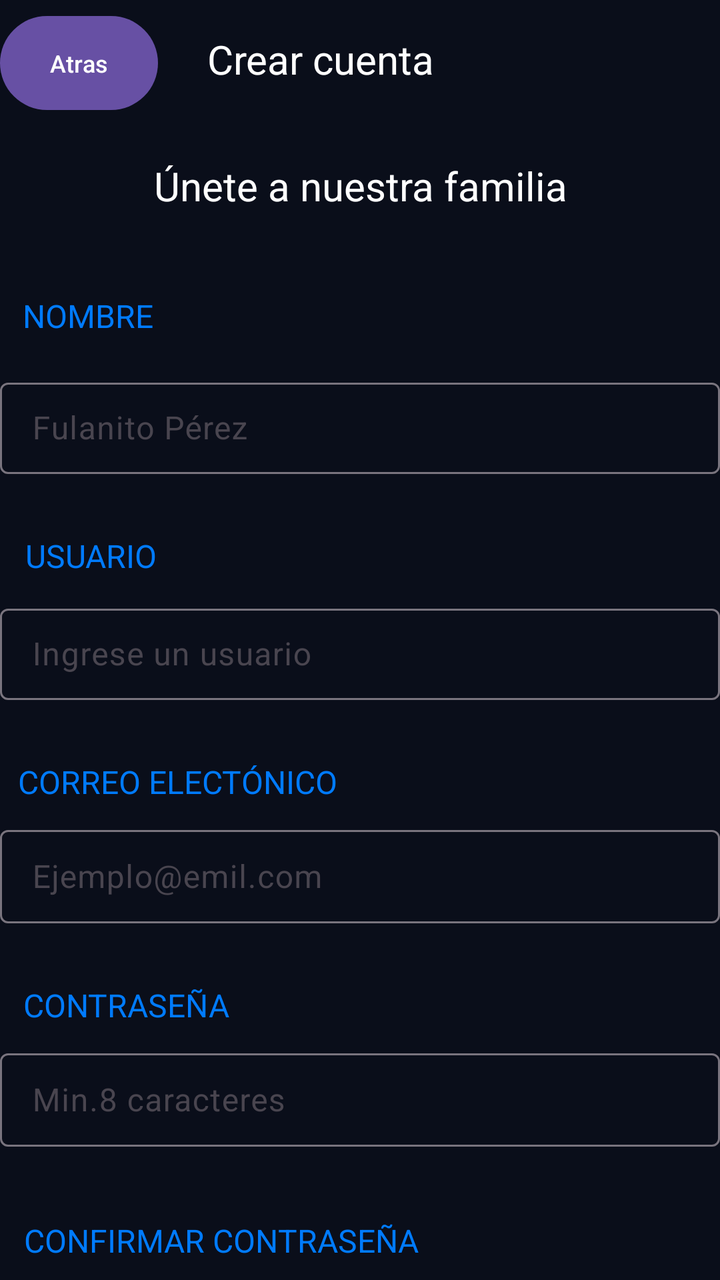
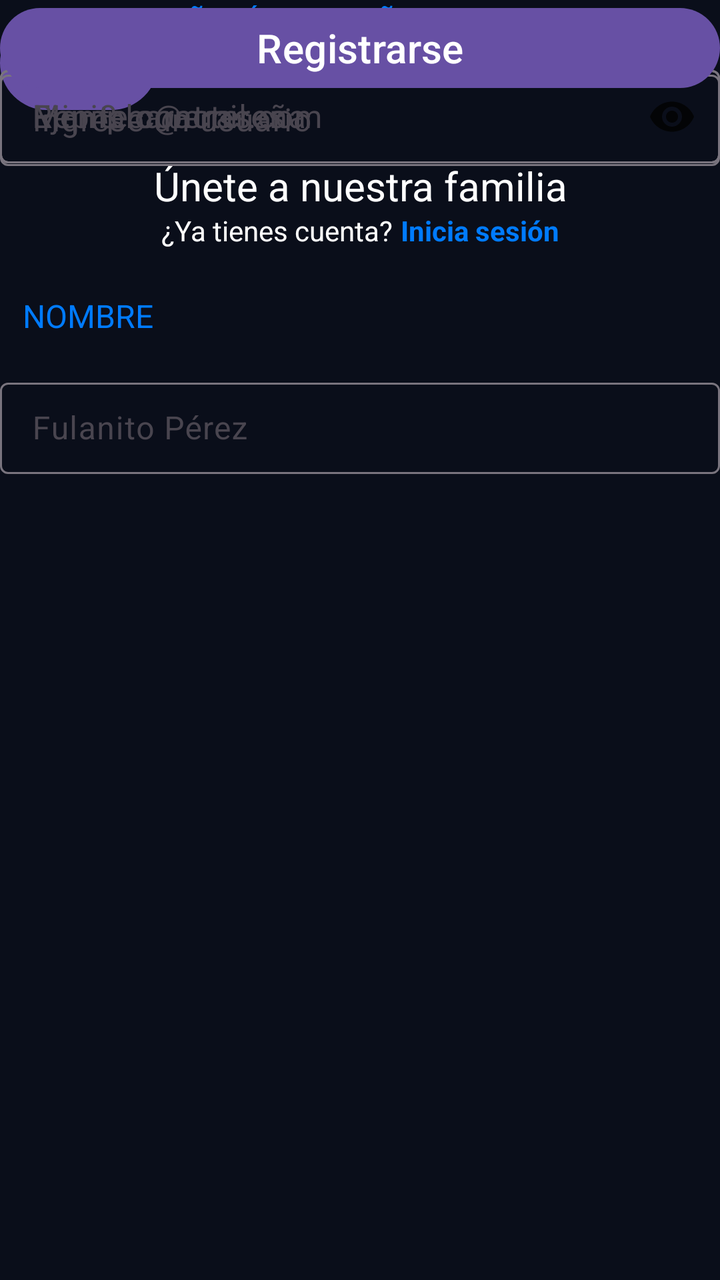

The first picture is an Android layout as it rendered before a commit; the second is the same layout after the commit. The layout source and the unified diff follow.
<!-- AndroidManifest.xml: application theme Theme.GolIA -->
<!-- res/layout/activity_registro.xml -->
<?xml version="1.0" encoding="utf-8"?>
<androidx.constraintlayout.widget.ConstraintLayout xmlns:android="http://schemas.android.com/apk/res/android"
    xmlns:app="http://schemas.android.com/apk/res-auto"
    xmlns:tools="http://schemas.android.com/tools"
    android:id="@+id/main"
    android:background="@color/blue_dark"
    android:layout_width="match_parent"
    android:layout_height="match_parent"
    tools:context=".RegistroActivity">

    <Button
        android:id="@+id/button2"
        android:layout_width="79dp"
        android:layout_height="55dp"
        android:layout_marginTop="4dp"
        android:text="Atras"
        android:textSize="12dp"
        app:layout_constraintEnd_toEndOf="parent"
        app:layout_constraintHorizontal_bias="0.0"
        app:layout_constraintStart_toStartOf="parent"
        app:layout_constraintTop_toTopOf="parent" />

    <TextView
        android:id="@+id/textView3"
        android:layout_width="179dp"
        android:layout_height="39dp"
        android:layout_marginTop="16dp"
        android:text="Crear cuenta"
        android:textColor="@color/white"

        android:textSize="20dp"
        app:layout_constraintEnd_toEndOf="parent"
        app:layout_constraintHorizontal_bias="0.241"
        app:layout_constraintStart_toEndOf="@+id/button2"
        app:layout_constraintTop_toTopOf="parent" />

    <TextView
        android:id="@+id/textView7"
        android:layout_width="338dp"
        android:layout_height="28dp"
        android:layout_marginTop="20dp"
        android:text="@string/bienvenida"
        android:textSize="20dp"
        android:gravity="center"
        android:textColor="@color/white"
        app:layout_constraintEnd_toEndOf="parent"
        app:layout_constraintHorizontal_bias="0.498"
        app:layout_constraintStart_toStartOf="parent"
        app:layout_constraintTop_toBottomOf="@+id/button2" />

    <TextView
        android:id="@+id/textView8"
        android:layout_width="107dp"
        android:layout_height="31dp"
        android:layout_marginTop="40dp"
        android:text="@string/txt_nombre_registro"
        android:textSize="16dp"
        android:textColor="@color/blue_start"
        app:layout_constraintEnd_toEndOf="parent"
        app:layout_constraintHorizontal_bias="0.045"
        app:layout_constraintStart_toStartOf="parent"
        app:layout_constraintTop_toBottomOf="@+id/textView7" />

    <com.google.android.material.textfield.TextInputLayout
        android:id="@+id/textInputLayout3"
        android:layout_width="360dp"
        android:layout_height="51dp"
        android:layout_marginTop="8dp"
        app:layout_constraintEnd_toEndOf="parent"
        app:layout_constraintHorizontal_bias="0.294"
        app:layout_constraintStart_toStartOf="parent"
        app:layout_constraintTop_toBottomOf="@+id/textView8">

        <com.google.android.material.textfield.TextInputEditText
            android:layout_width="match_parent"
            android:layout_height="wrap_content"
            android:hint="@string/lbl_nombre" />
    </com.google.android.material.textfield.TextInputLayout>

    <TextView
        android:id="@+id/textView9"
        android:layout_width="78dp"
        android:layout_height="24dp"
        android:layout_marginTop="30dp"
        android:text="@string/txt_usuario_registro"
        android:textColor="@color/blue_start"
        android:textSize="16dp"
        app:layout_constraintEnd_toEndOf="parent"
        app:layout_constraintHorizontal_bias="0.045"
        app:layout_constraintStart_toStartOf="parent"
        app:layout_constraintTop_toBottomOf="@+id/textInputLayout3" />

    <com.google.android.material.textfield.TextInputLayout
        android:id="@+id/textInputLayout4"
        android:layout_width="360dp"
        android:layout_height="51dp"
        android:layout_marginTop="8dp"
        app:layout_constraintEnd_toEndOf="parent"
        app:layout_constraintHorizontal_bias="0.294"
        app:layout_constraintStart_toStartOf="parent"
        app:layout_constraintTop_toBottomOf="@+id/textView9">

        <com.google.android.material.textfield.TextInputEditText
            android:layout_width="match_parent"
            android:layout_height="wrap_content"
            android:hint="@string/lbl_usuario_registro" />
    </com.google.android.material.textfield.TextInputLayout>

    <TextView
        android:id="@+id/textView10"
        android:layout_width="wrap_content"
        android:layout_height="wrap_content"
        android:layout_marginTop="30dp"
        android:text="@string/txt_correo_registro"
        android:textColor="@color/blue_start"
        android:textSize="16dp"
        app:layout_constraintEnd_toEndOf="parent"
        app:layout_constraintHorizontal_bias="0.045"
        app:layout_constraintStart_toStartOf="parent"
        app:layout_constraintTop_toBottomOf="@+id/textInputLayout4" />

    <com.google.android.material.textfield.TextInputLayout
        android:id="@+id/textInputLayout5"
        android:layout_width="360dp"
        android:layout_height="52dp"
        android:layout_marginTop="8dp"
        app:layout_constraintEnd_toEndOf="parent"
        app:layout_constraintHorizontal_bias="0.294"
        app:layout_constraintStart_toStartOf="parent"
        app:layout_constraintTop_toBottomOf="@+id/textView10">

        <com.google.android.material.textfield.TextInputEditText
            android:layout_width="match_parent"
            android:layout_height="wrap_content"
            android:hint="@string/lbl_correo_registro" />
    </com.google.android.material.textfield.TextInputLayout>

    <TextView
        android:id="@+id/textView11"
        android:layout_width="wrap_content"
        android:layout_height="wrap_content"
        android:layout_marginTop="30dp"
        android:text="@string/txt_password_registro"
        android:textSize="16dp"
        android:textColor="@color/blue_start"
        app:layout_constraintEnd_toEndOf="parent"
        app:layout_constraintHorizontal_bias="0.045"
        app:layout_constraintStart_toStartOf="parent"
        app:layout_constraintTop_toBottomOf="@+id/textInputLayout5" />

    <com.google.android.material.textfield.TextInputLayout
        android:id="@+id/textInputLayout6"
        android:layout_width="360dp"
        android:layout_height="52dp"
        android:layout_marginTop="8dp"
        app:layout_constraintEnd_toEndOf="parent"
        app:layout_constraintHorizontal_bias="0.294"
        app:layout_constraintStart_toStartOf="parent"
        app:layout_constraintTop_toBottomOf="@+id/textView11">

        <com.google.android.material.textfield.TextInputEditText
            android:layout_width="match_parent"
            android:layout_height="wrap_content"
            android:hint="@string/lbl_password_registro"
            android:inputType="textPassword"/>
    </com.google.android.material.textfield.TextInputLayout>

    <TextView
        android:id="@+id/textView12"
        android:layout_width="wrap_content"
        android:layout_height="wrap_content"
        android:layout_marginTop="36dp"
        android:text="@string/txt_confirmar_password"
        android:textColor="@color/blue_start"
        android:textSize="16dp"
        app:layout_constraintEnd_toEndOf="parent"
        app:layout_constraintHorizontal_bias="0.074"
        app:layout_constraintStart_toStartOf="parent"
        app:layout_constraintTop_toBottomOf="@+id/textInputLayout6" />

    <com.google.android.material.textfield.TextInputLayout
        android:id="@+id/textInputLayout7"
        android:layout_width="360dp"
        android:layout_height="52dp"
        android:layout_marginTop="8dp"
        app:layout_constraintEnd_toEndOf="parent"
        app:layout_constraintHorizontal_bias="0.294"
        app:layout_constraintStart_toStartOf="parent"
        app:layout_constraintTop_toBottomOf="@+id/textView12">

        <com.google.android.material.textfield.TextInputEditText
            android:layout_width="match_parent"
            android:layout_height="wrap_content"
            android:hint="@string/lbl_confirmar_password"
            android:inputType="textPassword"/>
    </com.google.android.material.textfield.TextInputLayout>

    <Button
        android:id="@+id/button_registro"
        android:layout_width="match_parent"
        android:layout_height="wrap_content"
        android:layout_marginTop="52dp"
        android:text="@string/btn_registro"
        android:textSize="20dp"
        app:layout_constraintEnd_toEndOf="parent"
        app:layout_constraintHorizontal_bias="0.0"
        app:layout_constraintStart_toStartOf="parent"
        app:layout_constraintTop_toBottomOf="@+id/textInputLayout7" />

</androidx.constraintlayout.widget.ConstraintLayout>
<!-- resources referenced by this layout -->
<resources>
  <color name="blue_dark">#0A0E1A</color>
  <color name="blue_start">#007BFF</color>
  <color name="white">#FFFFFFFF</color>
  <string name="bienvenida">Únete a nuestra familia</string>
  <string name="btn_registro">Registrarse</string>
  <string name="lbl_confirmar_password">Repite contraseña</string>
  <string name="lbl_correo_registro">Ejemplo@emil.com</string>
  <string name="lbl_nombre">Fulanito Pérez</string>
  <string name="lbl_password_registro">Min.8 caracteres</string>
  <string name="lbl_usuario_registro">Ingrese un usuario</string>
  <string name="txt_confirmar_password">CONFIRMAR CONTRASEÑA</string>
  <string name="txt_correo_registro">CORREO ELECTÓNICO</string>
  <string name="txt_nombre_registro">NOMBRE</string>
  <string name="txt_password_registro">CONTRASEÑA</string>
  <string name="txt_usuario_registro">USUARIO</string>
  <style name="Theme.GolIA" parent="Base.Theme.GolIA" />
  <style name="Base.Theme.GolIA" parent="Theme.Material3.DayNight.NoActionBar">
          
          
          colo
      </style>
</resources>

<!-- the commit's change to res/layout/activity_registro.xml (unified diff, before → after) -->
@@ -62,7 +62,7 @@
         app:layout_constraintTop_toBottomOf="@+id/textView7" />
 
     <com.google.android.material.textfield.TextInputLayout
-        android:id="@+id/textInputLayout3"
+        android:id="@+id/textInputLayout_nombre"
         android:layout_width="360dp"
         android:layout_height="51dp"
         android:layout_marginTop="8dp"
@@ -72,9 +72,11 @@
         app:layout_constraintTop_toBottomOf="@+id/textView8">
 
         <com.google.android.material.textfield.TextInputEditText
-            android:layout_width="match_parent"
-            android:layout_height="wrap_content"
-            android:hint="@string/lbl_nombre" />
+            android:id="@+id/editText_nombre"
+            android:layout_width="match_parent"
+            android:layout_height="wrap_content"
+            android:hint="@string/lbl_nombre"
+            android:inputType="textPersonName" />
     </com.google.android.material.textfield.TextInputLayout>
 
     <TextView
@@ -91,7 +93,7 @@
         app:layout_constraintTop_toBottomOf="@+id/textInputLayout3" />
 
     <com.google.android.material.textfield.TextInputLayout
-        android:id="@+id/textInputLayout4"
+        android:id="@+id/textInputLayout_usuario"
         android:layout_width="360dp"
         android:layout_height="51dp"
         android:layout_marginTop="8dp"
@@ -101,6 +103,7 @@
         app:layout_constraintTop_toBottomOf="@+id/textView9">
 
         <com.google.android.material.textfield.TextInputEditText
+            android:id="@+id/editText_usuario"
             android:layout_width="match_parent"
             android:layout_height="wrap_content"
             android:hint="@string/lbl_usuario_registro" />
@@ -120,7 +123,7 @@
         app:layout_constraintTop_toBottomOf="@+id/textInputLayout4" />
 
     <com.google.android.material.textfield.TextInputLayout
-        android:id="@+id/textInputLayout5"
+        android:id="@+id/textInputLayout_email"
         android:layout_width="360dp"
         android:layout_height="52dp"
         android:layout_marginTop="8dp"
@@ -130,9 +133,11 @@
         app:layout_constraintTop_toBottomOf="@+id/textView10">
 
         <com.google.android.material.textfield.TextInputEditText
-            android:layout_width="match_parent"
-            android:layout_height="wrap_content"
-            android:hint="@string/lbl_correo_registro" />
+            android:id="@+id/editText_email"
+            android:layout_width="match_parent"
+            android:layout_height="wrap_content"
+            android:hint="@string/lbl_correo_registro"
+            android:inputType="textEmailAddress" />
     </com.google.android.material.textfield.TextInputLayout>
 
     <TextView
@@ -149,20 +154,22 @@
         app:layout_constraintTop_toBottomOf="@+id/textInputLayout5" />
 
     <com.google.android.material.textfield.TextInputLayout
-        android:id="@+id/textInputLayout6"
+        android:id="@+id/textInputLayout_password"
         android:layout_width="360dp"
         android:layout_height="52dp"
         android:layout_marginTop="8dp"
+        app:passwordToggleEnabled="true"
         app:layout_constraintEnd_toEndOf="parent"
         app:layout_constraintHorizontal_bias="0.294"
         app:layout_constraintStart_toStartOf="parent"
         app:layout_constraintTop_toBottomOf="@+id/textView11">
 
         <com.google.android.material.textfield.TextInputEditText
+            android:id="@+id/editText_password"
             android:layout_width="match_parent"
             android:layout_height="wrap_content"
             android:hint="@string/lbl_password_registro"
-            android:inputType="textPassword"/>
+            android:inputType="textPassword" />
     </com.google.android.material.textfield.TextInputLayout>
 
     <TextView
@@ -179,21 +186,66 @@
         app:layout_constraintTop_toBottomOf="@+id/textInputLayout6" />
 
     <com.google.android.material.textfield.TextInputLayout
-        android:id="@+id/textInputLayout7"
+        android:id="@+id/textInputLayout_confirmar_password"
         android:layout_width="360dp"
         android:layout_height="52dp"
         android:layout_marginTop="8dp"
+        app:passwordToggleEnabled="true"
         app:layout_constraintEnd_toEndOf="parent"
         app:layout_constraintHorizontal_bias="0.294"
         app:layout_constraintStart_toStartOf="parent"
         app:layout_constraintTop_toBottomOf="@+id/textView12">
 
         <com.google.android.material.textfield.TextInputEditText
+            android:id="@+id/editText_confirmar_password"
             android:layout_width="match_parent"
             android:layout_height="wrap_content"
             android:hint="@string/lbl_confirmar_password"
-            android:inputType="textPassword"/>
-    </com.google.android.material.textfield.TextInputLayout>
+            android:inputType="textPassword" />
+    </com.google.android.material.textfield.TextInputLayout>
+
+    
+    <ProgressBar
+        android:id="@+id/progressBar_registro"
+        android:layout_width="wrap_content"
+        android:layout_height="wrap_content"
+        android:layout_marginTop="16dp"
+        android:visibility="gone"
+        app:layout_constraintEnd_toEndOf="parent"
+        app:layout_constraintStart_toStartOf="parent"
+        app:layout_constraintTop_toBottomOf="@+id/textInputLayout_confirmar_password" />
+
+    
+    <LinearLayout
+        android:id="@+id/linearLayout_yacuenta"
+        android:layout_width="wrap_content"
+        android:layout_height="wrap_content"
+        android:layout_marginTop="16dp"
+        android:orientation="horizontal"
+        android:gravity="center"
+        android:padding="8dp"
+        app:layout_constraintEnd_toEndOf="parent"
+        app:layout_constraintStart_toStartOf="parent"
+        app:layout_constraintTop_toBottomOf="@+id/progressBar_registro">
+
+        <TextView
+            android:id="@+id/textView_yacuenta"
+            android:layout_width="wrap_content"
+            android:layout_height="wrap_content"
+            android:text="@string/txt_yacuenta"
+            android:textColor="@color/white"
+            android:textSize="14sp" />
+
+        <TextView
+            android:id="@+id/textView_iniciar_sesion"
+            android:layout_width="wrap_content"
+            android:layout_height="wrap_content"
+            android:layout_marginStart="4dp"
+            android:text="@string/txt_iniciar_sesion"
+            android:textColor="@color/blue_start"
+            android:textSize="14sp"
+            android:textStyle="bold" />
+    </LinearLayout>
 
     <Button
         android:id="@+id/button_registro"
<!-- resource entries referenced after the edit -->
@@ -12,9 +12,11 @@
   <string name="lbl_usuario_registro">Ingrese un usuario</string>
   <string name="txt_confirmar_password">CONFIRMAR CONTRASEÑA</string>
   <string name="txt_correo_registro">CORREO ELECTÓNICO</string>
+  <string name="txt_iniciar_sesion">Inicia sesión</string>
   <string name="txt_nombre_registro">NOMBRE</string>
   <string name="txt_password_registro">CONTRASEÑA</string>
   <string name="txt_usuario_registro">USUARIO</string>
+  <string name="txt_yacuenta">¿Ya tienes cuenta?</string>
   <style name="Theme.GolIA" parent="Base.Theme.GolIA" />
   <style name="Base.Theme.GolIA" parent="Theme.Material3.DayNight.NoActionBar">
           
